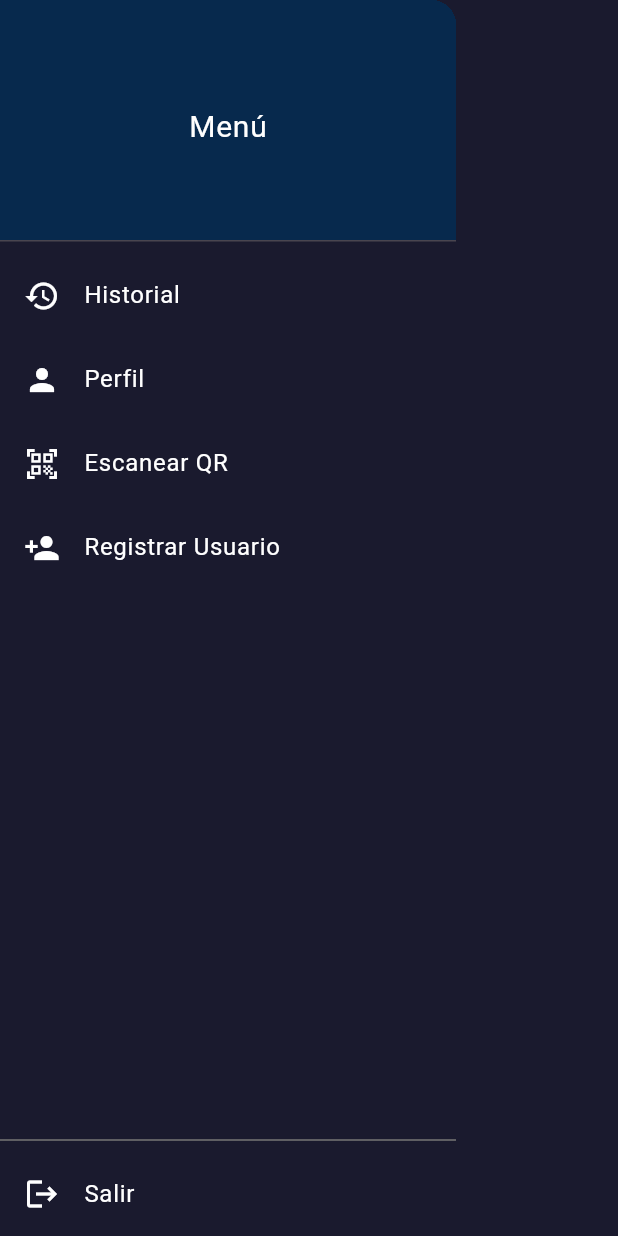
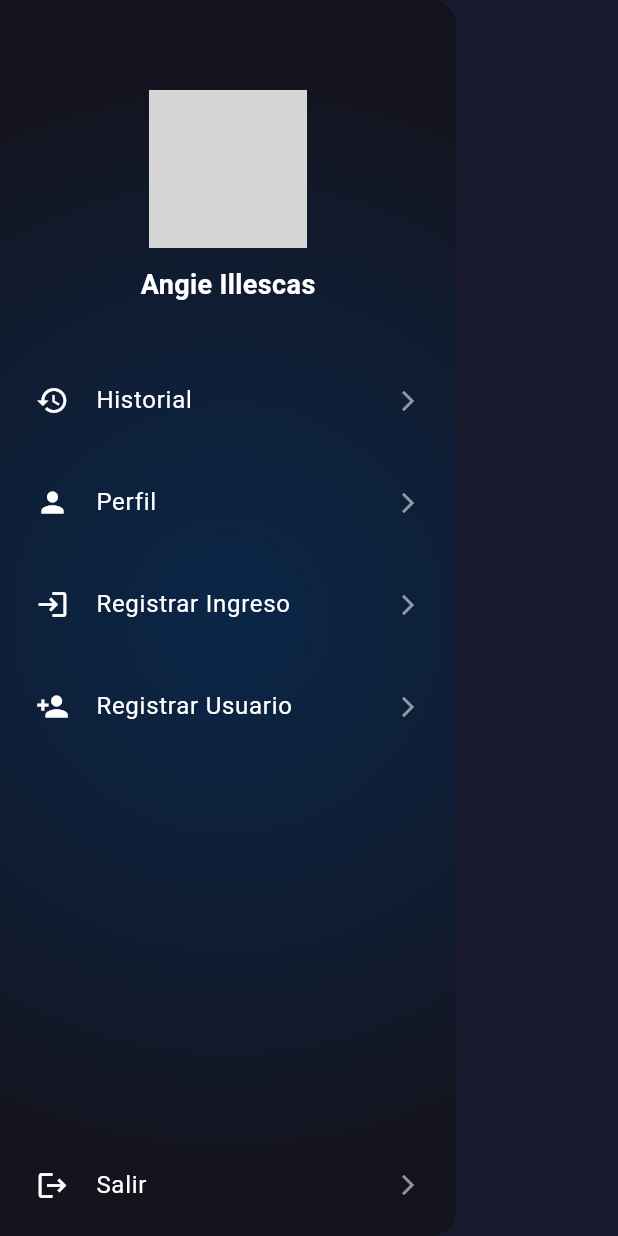
Before and after one commit to Anghy2003/Flutter-InstaSafe, a Flutter app: the DrawerMenuLateral widget shown alone on an empty page, opened directly, on a phone screen of 412 x 824 dp. Run offline on Flutter 3.47's test engine with Material 3 defaults, Android fonts, the phone set to English and light mode, and no system bars; our stand-ins replace go_router, google_sign_in, image_picker; missing offline and left inert: google_mlkit_face_detection, tflite_flutter; accounts and stored records are empty; network calls fail; grey boxes are pictures that could not be loaded.

Commit message:
MenuLateral

```diff
--- a/lib/berrezueta/widgets/menu_lateral_drawer_widget.dart
+++ b/lib/berrezueta/widgets/menu_lateral_drawer_widget.dart
@@ -1,143 +1,135 @@
-// main.dart
+// menu_lateral_drawer_widget.dart
 import 'package:flutter/material.dart';
 import 'package:go_router/go_router.dart';
-
-void main() {
-  runApp(const MyApp());
-}
-
-final _router = GoRouter(
-  initialLocation: '/',
-  routes: [
-    GoRoute(
-      path: '/',
-      builder: (context, state) => const MyHomePage(),
-    ),
-    GoRoute(
-      path: '/historial',
-      builder: (context, state) => const SimplePage(title: 'Historial'),
-    ),
-    GoRoute(
-      path: '/perfil',
-      builder: (context, state) => const SimplePage(title: 'Perfil'),
-    ),
-    GoRoute(
-      path: '/escaneo',
-      builder: (context, state) => const SimplePage(title: 'Escanear QR'),
-    ),
-    GoRoute(
-      path: '/registro',
-      builder: (context, state) => const SimplePage(title: 'Registrar Usuario'),
-    ),
-  ],
-);
-
-class MyApp extends StatelessWidget {
-  const MyApp({super.key});
-
-  @override
-  Widget build(BuildContext context) {
-    return MaterialApp.router(
-      theme: ThemeData(
-        scaffoldBackgroundColor: const Color(0xFF1A1A2E),
-        brightness: Brightness.dark,
-      ),
-      routerConfig: _router,
-    );
-  }
-}
-
-class MyHomePage extends StatelessWidget {
-  const MyHomePage({super.key});
-
-  @override
-  Widget build(BuildContext context) {
-    return Scaffold(
-      backgroundColor: const Color(0xFF1A1A2E),
-      drawer: const DrawerMenuLateral(),
-      appBar: AppBar(
-        backgroundColor: const Color(0xFF07294D),
-        title: const Text('Inicio'),
-      ),
-      body: const Center(
-        child: Text(
-          'Bienvenido',
-          style: TextStyle(color: Colors.white, fontSize: 24),
-        ),
-      ),
-    );
-  }
-}
-
-class SimplePage extends StatelessWidget {
-  final String title;
-  const SimplePage({required this.title, super.key});
-
-  @override
-  Widget build(BuildContext context) {
-    return Scaffold(
-      backgroundColor: const Color(0xFF1A1A2E),
-      appBar: AppBar(
-        backgroundColor: const Color(0xFF07294D),
-        title: Text(title),
-      ),
-      drawer: const DrawerMenuLateral(),
-      body: Center(
-        child: Text(
-          title,
-          style: const TextStyle(color: Colors.white, fontSize: 24),
-        ),
-      ),
-    );
-  }
-}
+import 'package:instasafe/berrezueta/widgets/degradado_fondo_screen.dart';
 
 class DrawerMenuLateral extends StatelessWidget {
   const DrawerMenuLateral({super.key});
 
   @override
   Widget build(BuildContext context) {
-    final estilo = const TextStyle(color: Colors.white, fontSize: 16);
-
     return Drawer(
-      backgroundColor: const Color(0xFF1A1A2E),
+      child: ClipRRect(
+        borderRadius: BorderRadius.zero,
+        child: DegradadoFondoScreen(
+          child: Container(
+            height: double.infinity,
+            width: double.infinity,
+            color: Colors.transparent,
             child: Column(
-        crossAxisAlignment: CrossAxisAlignment.start,
               children: [
-          const DrawerHeader(
-            decoration: BoxDecoration(color: Color(0xFF07294D)),
-            child: Center(
-              child: Text('Menú', style: TextStyle(fontSize: 20, color: Colors.white)),
+                // Header con perfil de usuario
+                Container(
+                  width: double.infinity,
+                  padding: const EdgeInsets.fromLTRB(16, 60, 16, 20),
+                  child: Column(
+                    children: [
+                      // Foto de perfil
+                      Container(
+                        width: 105,
+                        height: 105,
+                        decoration: BoxDecoration(
+                          shape: BoxShape.circle,
+                          border: Border.all(color: Colors.white, width: 3),
+                          image: const DecorationImage(
+                            image: NetworkImage('https://eduv.tecazuay.edu.ec/pluginfile.php/40622/user/icon/academi/f1?rev=594406'),
+                            fit: BoxFit.cover,
                           ),
                         ),
-          ListTile(
-            leading: const Icon(Icons.history, color: Colors.white),
-            title: Text('Historial', style: estilo),
-            onTap: () => context.go('/historial'),
                       ),
-          ListTile(
-            leading: const Icon(Icons.person, color: Colors.white),
-            title: Text('Perfil', style: estilo),
-            onTap: () => context.go('/perfil'),
+                      const SizedBox(height: 12),
+                      // Nombre del usuario
+                      const Text(
+                        'Angie Illescas',
+                        style: TextStyle(
+                          color: Colors.white,
+                          fontSize: 18,
+                          fontWeight: FontWeight.w600,
                         ),
-          ListTile(
-            leading: const Icon(Icons.qr_code_scanner, color: Colors.white),
-            title: Text('Escanear QR', style: estilo),
-            onTap: () => context.go('/escaneo'),
                       ),
-          ListTile(
-            leading: const Icon(Icons.person_add, color: Colors.white),
-            title: Text('Registrar Usuario', style: estilo),
-            onTap: () => context.go('/registro'),
+                    ],
+                  ),
+                ),
+
+                // Opciones del menú
+                Expanded(
+                  child: Column(
+                    children: [
+                      const SizedBox(height: 10),
+                      _buildMenuItem(
+                        context,
+                        Icons.history,
+                        'Historial',
+                        '/historial',
+                      ),
+                      _buildMenuItem(
+                        context,
+                        Icons.person,
+                        'Perfil',
+                        '/perfil',
+                      ),
+                      _buildMenuItem(
+                        context,
+                        Icons.login,
+                        'Registrar Ingreso',
+                        '/escaneo',
+                      ),
+                      _buildMenuItem(
+                        context,
+                        Icons.person_add,
+                        'Registrar Usuario',
+                        '/registro',
                       ),
                       const Spacer(),
-          Divider(color: Colors.grey[600]),
-          ListTile(
-            leading: const Icon(Icons.logout, color: Colors.white),
-            title: Text('Salir', style: estilo),
-            onTap: () => context.go('/'),
+                      _buildMenuItem(
+                        context,
+                        Icons.logout,
+                        'Salir',
+                        '/login',
                       ),
                     ],
+                  ),
+                ),
+              ],
+            ),
+          ),
+        ),
+      ),
+    );
+  }
+
+  Widget _buildMenuItem(BuildContext context, IconData icon, String title, String route) {
+    return Container(
+      margin: const EdgeInsets.symmetric(horizontal: 8, vertical: 2),
+      child: ListTile(
+        leading: Icon(
+          icon,
+          color: Colors.white,
+          size: 22,
+        ),
+        title: Text(
+          title,
+          style: const TextStyle(
+            color: Colors.white,
+            fontSize: 16,
+            fontWeight: FontWeight.w400,
+          ),
+        ),
+        trailing: const Icon(
+          Icons.arrow_forward_ios,
+          color: Colors.white54,
+          size: 16,
+        ),
+        contentPadding: const EdgeInsets.symmetric(horizontal: 16, vertical: 4),
+        shape: RoundedRectangleBorder(
+          borderRadius: BorderRadius.circular(8),
+        ),
+        onTap: () {
+          Navigator.pop(context);
+          context.go(route);
+        },
+        hoverColor: Colors.white.withOpacity(0.1),
+        splashColor: Colors.white.withOpacity(0.2),
       ),
     );
   }
```
Lines whose indentation alone changed are shown as unchanged.
